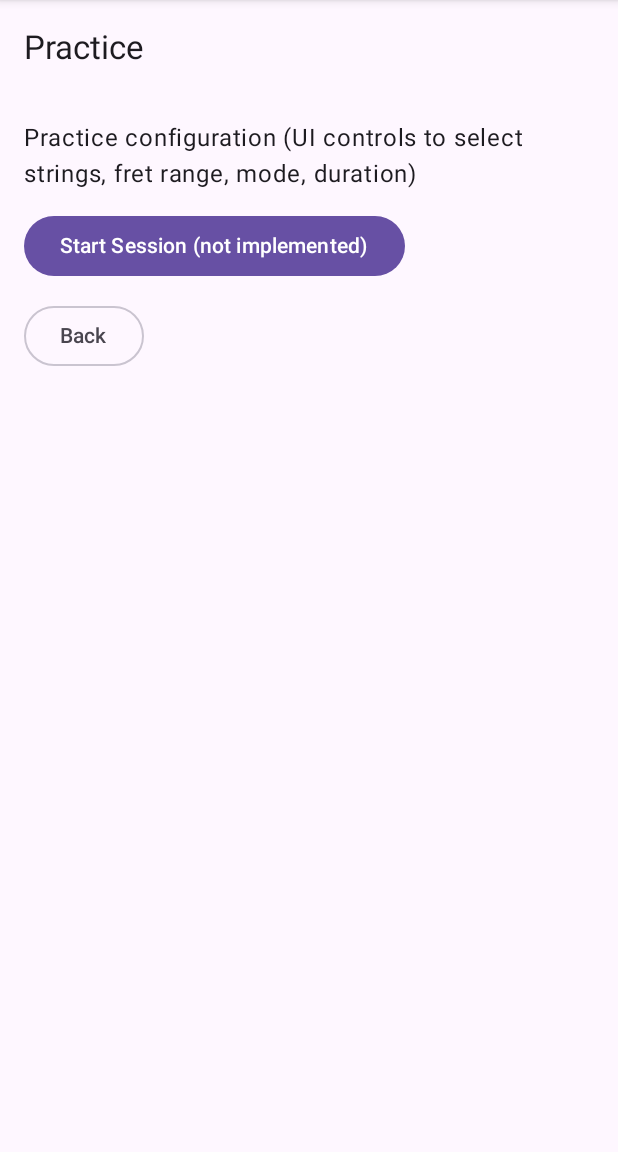
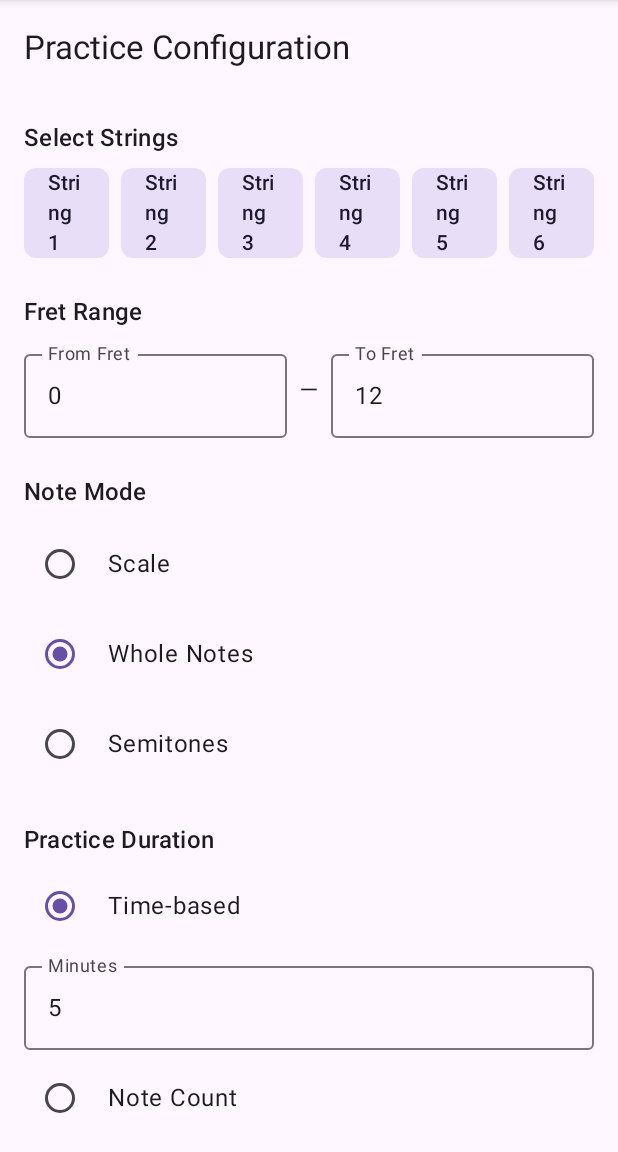
Before and after one commit to tobi01001/android-guitar-notes-learner, an Android app built with Jetpack Compose: the PracticeConfigScreen screen opened through its navigation route, on a phone screen of 412 x 824 dp, the part 84-1236 px from its top. Run offline under Robolectric (Android 15) with nearby library versions, the phone set to English and light mode, and no system bars.

Commit message:
Implement practice session configuration UI with MVVM architecture
Co-authored-by: tobi01001 <1083336+tobi01001@users.noreply.github.com>

```diff
--- a/app/build.gradle.kts
+++ b/app/build.gradle.kts
@@ -38,5 +38,7 @@ dependencies {
     implementation("androidx.compose.ui:ui:1.5.0")
     implementation("androidx.compose.material3:material3:1.1.0")
     implementation("androidx.navigation:navigation-compose:2.7.0")
+    implementation("androidx.lifecycle:lifecycle-viewmodel-compose:2.6.2")
+    implementation("androidx.lifecycle:lifecycle-runtime-compose:2.6.2")
     testImplementation("junit:junit:4.13.2")
 }
--- a/app/src/main/java/com/androidguitarnotes/app/MainActivity.kt
+++ b/app/src/main/java/com/androidguitarnotes/app/MainActivity.kt
@@ -11,6 +11,7 @@ import androidx.compose.runtime.*
 import androidx.compose.ui.Modifier
 import androidx.compose.ui.unit.dp
 import androidx.navigation.compose.*
+import com.androidguitarnotes.app.practice.PracticeConfigScreen
 
 class MainActivity : ComponentActivity() {
     override fun onCreate(savedInstanceState: Bundle?) {
@@ -27,7 +28,16 @@ fun GuitarNotesApp() {
         val navController = rememberNavController()
         NavHost(navController, startDestination = "home") {
             composable("home") { HomeScreen(onStartPractice = { navController.navigate("practice") }) }
-            composable("practice") { PracticeScreen(onBack = { navController.popBackStack() }) }
+            composable("practice") {
+                PracticeConfigScreen(
+                    onBack = { navController.popBackStack() },
+                    onStartPractice = { config ->
+                        // TODO: Navigate to actual practice session with config
+                        // For now, just go back
+                        navController.popBackStack()
+                    }
+                )
+            }
             composable("settings") { SettingsScreen() }
         }
     }
@@ -45,22 +55,6 @@ fun HomeScreen(onStartPractice: () -> Unit) {
 }
 
 @Composable
-fun PracticeScreen(onBack: () -> Unit) {
-    val recordPermissionLauncher = rememberLauncherForActivityResult(ActivityResultContracts.RequestPermission()) { granted -> }
-    LaunchedEffect(Unit) {
-        recordPermissionLauncher.launch(Manifest.permission.RECORD_AUDIO)
-    }
-
-    Scaffold(topBar = { TopAppBar(title = { Text("Practice") }) }) { padding ->
-        Column(modifier = Modifier.padding(padding).padding(16.dp), verticalArrangement = Arrangement.spacedBy(12.dp)) {
-            Text("Practice configuration (UI controls to select strings, fret range, mode, duration)")
-            Button(onClick = { /* start practice */ }) { Text("Start Session (not implemented)") }
-            OutlinedButton(onClick = onBack) { Text("Back") }
-        }
-    }
-}
-
-@Composable
 fun SettingsScreen() {
     Scaffold(topBar = { TopAppBar(title = { Text("Settings") }) }) { padding ->
         Column(modifier = Modifier.padding(padding).padding(16.dp)) {
--- /dev/null
+++ b/app/src/main/java/com/androidguitarnotes/app/practice/PracticeConfig.kt
@@ -0,0 +1,31 @@
+package com.androidguitarnotes.app.practice
+
+/**
+ * Represents the configuration for a practice session.
+ */
+data class PracticeConfig(
+    val selectedStrings: Set<Int> = setOf(1, 2, 3, 4, 5, 6), // String numbers 1-6
+    val fretFrom: Int = 0,
+    val fretTo: Int = 12,
+    val noteMode: NoteMode = NoteMode.WHOLE_NOTES,
+    val durationType: DurationType = DurationType.TIME,
+    val durationMinutes: Int = 5,
+    val noteCount: Int = 20
+)
+
+/**
+ * Defines the mode for note selection in practice.
+ */
+enum class NoteMode {
+    SCALE,
+    WHOLE_NOTES,
+    SEMITONES
+}
+
+/**
+ * Defines whether practice duration is time-based or count-based.
+ */
+enum class DurationType {
+    TIME,
+    COUNT
+}
--- /dev/null
+++ b/app/src/main/java/com/androidguitarnotes/app/practice/PracticeConfigScreen.kt
@@ -0,0 +1,311 @@
+package com.androidguitarnotes.app.practice
+
+import androidx.compose.foundation.layout.*
+import androidx.compose.foundation.rememberScrollState
+import androidx.compose.foundation.text.KeyboardOptions
+import androidx.compose.foundation.verticalScroll
+import androidx.compose.material3.*
+import androidx.compose.runtime.*
+import androidx.compose.ui.Alignment
+import androidx.compose.ui.Modifier
+import androidx.compose.ui.res.stringResource
+import androidx.compose.ui.text.input.KeyboardType
+import androidx.compose.ui.unit.dp
+import androidx.lifecycle.compose.collectAsStateWithLifecycle
+import androidx.lifecycle.viewmodel.compose.viewModel
+import com.androidguitarnotes.app.R
+
+@Composable
+fun PracticeConfigScreen(
+    onBack: () -> Unit,
+    onStartPractice: (PracticeConfig) -> Unit,
+    viewModel: PracticeConfigViewModel = viewModel()
+) {
+    val config by viewModel.config.collectAsStateWithLifecycle()
+
+    Scaffold(
+        topBar = {
+            TopAppBar(title = { Text(stringResource(R.string.practice_config_title)) })
+        }
+    ) { padding ->
+        Column(
+            modifier = Modifier
+                .padding(padding)
+                .padding(16.dp)
+                .fillMaxSize()
+                .verticalScroll(rememberScrollState()),
+            verticalArrangement = Arrangement.spacedBy(24.dp)
+        ) {
+            StringSelectionSection(
+                selectedStrings = config.selectedStrings,
+                onToggleString = { viewModel.toggleString(it) }
+            )
+
+            FretRangeSection(
+                fretFrom = config.fretFrom,
+                fretTo = config.fretTo,
+                onFretRangeChange = { from, to -> viewModel.setFretRange(from, to) }
+            )
+
+            NoteModeSection(
+                selectedMode = config.noteMode,
+                onModeSelected = { viewModel.setNoteMode(it) }
+            )
+
+            DurationSection(
+                durationType = config.durationType,
+                durationMinutes = config.durationMinutes,
+                noteCount = config.noteCount,
+                onDurationTypeChange = { viewModel.setDurationType(it) },
+                onDurationMinutesChange = { viewModel.setDurationMinutes(it) },
+                onNoteCountChange = { viewModel.setNoteCount(it) }
+            )
+
+            Row(
+                modifier = Modifier.fillMaxWidth(),
+                horizontalArrangement = Arrangement.spacedBy(8.dp)
+            ) {
+                OutlinedButton(
+                    onClick = onBack,
+                    modifier = Modifier.weight(1f)
+                ) {
+                    Text("Back")
+                }
+
+                Button(
+                    onClick = { onStartPractice(config) },
+                    enabled = viewModel.isConfigValid(),
+                    modifier = Modifier.weight(1f)
+                ) {
+                    Text(stringResource(R.string.start_practice))
+                }
+            }
+        }
+    }
+}
+
+@Composable
+private fun StringSelectionSection(
+    selectedStrings: Set<Int>,
+    onToggleString: (Int) -> Unit
+) {
+    Column(verticalArrangement = Arrangement.spacedBy(8.dp)) {
+        Text(
+            text = stringResource(R.string.select_strings),
+            style = MaterialTheme.typography.titleMedium
+        )
+
+        Row(
+            modifier = Modifier.fillMaxWidth(),
+            horizontalArrangement = Arrangement.spacedBy(8.dp)
+        ) {
+            for (stringNum in 1..6) {
+                FilterChip(
+                    selected = selectedStrings.contains(stringNum),
+                    onClick = { onToggleString(stringNum) },
+                    label = { Text(stringResource(R.string.string_number, stringNum)) },
+                    modifier = Modifier.weight(1f)
+                )
+            }
+        }
+
+        if (selectedStrings.isEmpty()) {
+            Text(
+                text = stringResource(R.string.at_least_one_string),
+                style = MaterialTheme.typography.bodySmall,
+                color = MaterialTheme.colorScheme.error
+            )
+        }
+    }
+}
+
+@Composable
+private fun FretRangeSection(
+    fretFrom: Int,
+    fretTo: Int,
+    onFretRangeChange: (Int, Int) -> Unit
+) {
+    var fromText by remember(fretFrom) { mutableStateOf(fretFrom.toString()) }
+    var toText by remember(fretTo) { mutableStateOf(fretTo.toString()) }
+
+    Column(verticalArrangement = Arrangement.spacedBy(8.dp)) {
+        Text(
+            text = stringResource(R.string.fret_range),
+            style = MaterialTheme.typography.titleMedium
+        )
+
+        Row(
+            modifier = Modifier.fillMaxWidth(),
+            horizontalArrangement = Arrangement.spacedBy(8.dp),
+            verticalAlignment = Alignment.CenterVertically
+        ) {
+            OutlinedTextField(
+                value = fromText,
+                onValueChange = {
+                    fromText = it
+                    it.toIntOrNull()?.let { from ->
+                        if (from >= 0) {
+                            onFretRangeChange(from, fretTo)
+                        }
+                    }
+                },
+                label = { Text(stringResource(R.string.fret_from)) },
+                keyboardOptions = KeyboardOptions(keyboardType = KeyboardType.Number),
+                singleLine = true,
+                modifier = Modifier.weight(1f)
+            )
+
+            Text("—")
+
+            OutlinedTextField(
+                value = toText,
+                onValueChange = {
+                    toText = it
+                    it.toIntOrNull()?.let { to ->
+                        if (to >= 0) {
+                            onFretRangeChange(fretFrom, to)
+                        }
+                    }
+                },
+                label = { Text(stringResource(R.string.fret_to)) },
+                keyboardOptions = KeyboardOptions(keyboardType = KeyboardType.Number),
+                singleLine = true,
+                modifier = Modifier.weight(1f)
+            )
+        }
+
+        if (fretFrom > fretTo || fretTo > 24) {
+            Text(
+                text = stringResource(R.string.invalid_fret_range),
+                style = MaterialTheme.typography.bodySmall,
+                color = MaterialTheme.colorScheme.error
+            )
+        }
+    }
+}
+
+@Composable
+private fun NoteModeSection(
+    selectedMode: NoteMode,
+    onModeSelected: (NoteMode) -> Unit
+) {
+    Column(verticalArrangement = Arrangement.spacedBy(8.dp)) {
+        Text(
+            text = stringResource(R.string.note_mode),
+            style = MaterialTheme.typography.titleMedium
+        )
+
+        Column(verticalArrangement = Arrangement.spacedBy(4.dp)) {
+            NoteMode.entries.forEach { mode ->
+                Row(
+                    modifier = Modifier
+                        .fillMaxWidth()
+                        .padding(vertical = 4.dp),
+                    verticalAlignment = Alignment.CenterVertically
+                ) {
+                    RadioButton(
+                        selected = selectedMode == mode,
+                        onClick = { onModeSelected(mode) }
+                    )
+                    Spacer(modifier = Modifier.width(8.dp))
+                    Text(
+                        text = when (mode) {
+                            NoteMode.SCALE -> stringResource(R.string.note_mode_scale)
+                            NoteMode.WHOLE_NOTES -> stringResource(R.string.note_mode_whole)
+                            NoteMode.SEMITONES -> stringResource(R.string.note_mode_semitones)
+                        },
+                        modifier = Modifier.weight(1f)
+                    )
+                }
+            }
+        }
+    }
+}
+
+@Composable
+private fun DurationSection(
+    durationType: DurationType,
+    durationMinutes: Int,
+    noteCount: Int,
+    onDurationTypeChange: (DurationType) -> Unit,
+    onDurationMinutesChange: (Int) -> Unit,
+    onNoteCountChange: (Int) -> Unit
+) {
+    var minutesText by remember(durationMinutes) { mutableStateOf(durationMinutes.toString()) }
+    var countText by remember(noteCount) { mutableStateOf(noteCount.toString()) }
+
+    Column(verticalArrangement = Arrangement.spacedBy(8.dp)) {
+        Text(
+            text = stringResource(R.string.practice_duration),
+            style = MaterialTheme.typography.titleMedium
+        )
+
+        Column(verticalArrangement = Arrangement.spacedBy(8.dp)) {
+            Row(
+                modifier = Modifier.fillMaxWidth(),
+                verticalAlignment = Alignment.CenterVertically
+            ) {
+                RadioButton(
+                    selected = durationType == DurationType.TIME,
+                    onClick = { onDurationTypeChange(DurationType.TIME) }
+                )
+                Spacer(modifier = Modifier.width(8.dp))
+                Text(
+                    text = stringResource(R.string.duration_mode_time),
+                    modifier = Modifier.weight(1f)
+                )
+            }
+
+            if (durationType == DurationType.TIME) {
+                OutlinedTextField(
+                    value = minutesText,
+                    onValueChange = {
+                        minutesText = it
+                        it.toIntOrNull()?.let { minutes ->
+                            if (minutes > 0) {
+                                onDurationMinutesChange(minutes)
+                            }
+                        }
+                    },
+                    label = { Text(stringResource(R.string.minutes)) },
+                    keyboardOptions = KeyboardOptions(keyboardType = KeyboardType.Number),
+                    singleLine = true,
+                    modifier = Modifier.fillMaxWidth()
+                )
+            }
+
+            Row(
+                modifier = Modifier.fillMaxWidth(),
+                verticalAlignment = Alignment.CenterVertically
+            ) {
+                RadioButton(
+                    selected = durationType == DurationType.COUNT,
+                    onClick = { onDurationTypeChange(DurationType.COUNT) }
+                )
+                Spacer(modifier = Modifier.width(8.dp))
+                Text(
+                    text = stringResource(R.string.duration_mode_count),
+                    modifier = Modifier.weight(1f)
+                )
+            }
+
+            if (durationType == DurationType.COUNT) {
+                OutlinedTextField(
+                    value = countText,
+                    onValueChange = {
+                        countText = it
+                        it.toIntOrNull()?.let { count ->
+                            if (count > 0) {
+                                onNoteCountChange(count)
+                            }
+                        }
+                    },
+                    label = { Text(stringResource(R.string.note_count)) },
+                    keyboardOptions = KeyboardOptions(keyboardType = KeyboardType.Number),
+                    singleLine = true,
+                    modifier = Modifier.fillMaxWidth()
+                )
+            }
+        }
+    }
+}
--- /dev/null
+++ b/app/src/main/java/com/androidguitarnotes/app/practice/PracticeConfigViewModel.kt
@@ -0,0 +1,59 @@
+package com.androidguitarnotes.app.practice
+
+import androidx.lifecycle.ViewModel
+import kotlinx.coroutines.flow.MutableStateFlow
+import kotlinx.coroutines.flow.StateFlow
+import kotlinx.coroutines.flow.asStateFlow
+
+/**
+ * ViewModel for managing practice session configuration state.
+ */
+class PracticeConfigViewModel : ViewModel() {
+
+    private val _config = MutableStateFlow(PracticeConfig())
+    val config: StateFlow<PracticeConfig> = _config.asStateFlow()
+
+    fun toggleString(stringNumber: Int) {
+        val currentStrings = _config.value.selectedStrings
+        val newStrings = if (currentStrings.contains(stringNumber)) {
+            if (currentStrings.size > 1) { // Ensure at least one string remains selected
+                currentStrings - stringNumber
+            } else {
+                currentStrings // Don't remove if it's the last one
+            }
+        } else {
+            currentStrings + stringNumber
+        }
+        _config.value = _config.value.copy(selectedStrings = newStrings)
+    }
+
+    fun setFretRange(from: Int, to: Int) {
+        _config.value = _config.value.copy(fretFrom = from, fretTo = to)
+    }
+
+    fun setNoteMode(mode: NoteMode) {
+        _config.value = _config.value.copy(noteMode = mode)
+    }
+
+    fun setDurationType(type: DurationType) {
+        _config.value = _config.value.copy(durationType = type)
+    }
+
+    fun setDurationMinutes(minutes: Int) {
+        _config.value = _config.value.copy(durationMinutes = minutes)
+    }
+
+    fun setNoteCount(count: Int) {
+        _config.value = _config.value.copy(noteCount = count)
+    }
+
+    fun isConfigValid(): Boolean {
+        val config = _config.value
+        return config.selectedStrings.isNotEmpty() &&
+                config.fretFrom >= 0 &&
+                config.fretTo >= config.fretFrom &&
+                config.fretTo <= 24 &&
+                ((config.durationType == DurationType.TIME && config.durationMinutes > 0) ||
+                 (config.durationType == DurationType.COUNT && config.noteCount > 0))
+    }
+}
--- /dev/null
+++ b/app/src/main/res/values/strings.xml
@@ -0,0 +1,23 @@
+<?xml version="1.0" encoding="utf-8"?>
+<resources>
+    <!-- Practice Configuration -->
+    <string name="practice_config_title">Practice Configuration</string>
+    <string name="select_strings">Select Strings</string>
+    <string name="string_number">String %1$d</string>
+    <string name="fret_range">Fret Range</string>
+    <string name="fret_from">From Fret</string>
+    <string name="fret_to">To Fret</string>
+    <string name="note_mode">Note Mode</string>
+    <string name="note_mode_scale">Scale</string>
+    <string name="note_mode_whole">Whole Notes</string>
+    <string name="note_mode_semitones">Semitones</string>
+    <string name="practice_duration">Practice Duration</string>
+    <string name="duration_mode_time">Time-based</string>
+    <string name="duration_mode_count">Note Count</string>
+    <string name="minutes">Minutes</string>
+    <string name="note_count">Note Count</string>
+    <string name="start_practice">Start Practice</string>
+    <string name="at_least_one_string">Select at least one string</string>
+    <string name="invalid_fret_range">Invalid fret range</string>
+    <string name="invalid_duration">Invalid duration</string>
+</resources>
--- a/build.gradle.kts
+++ b/build.gradle.kts
@@ -1,5 +1,5 @@
 // Root build file (Kotlin DSL)
 plugins {
-    id("com.android.application") version "8.2.0" apply false
-    id("org.jetbrains.kotlin.android") version "1.8.20" apply false
+    id("com.android.application") version "8.1.4" apply false
+    id("org.jetbrains.kotlin.android") version "1.9.10" apply false
 }
```
